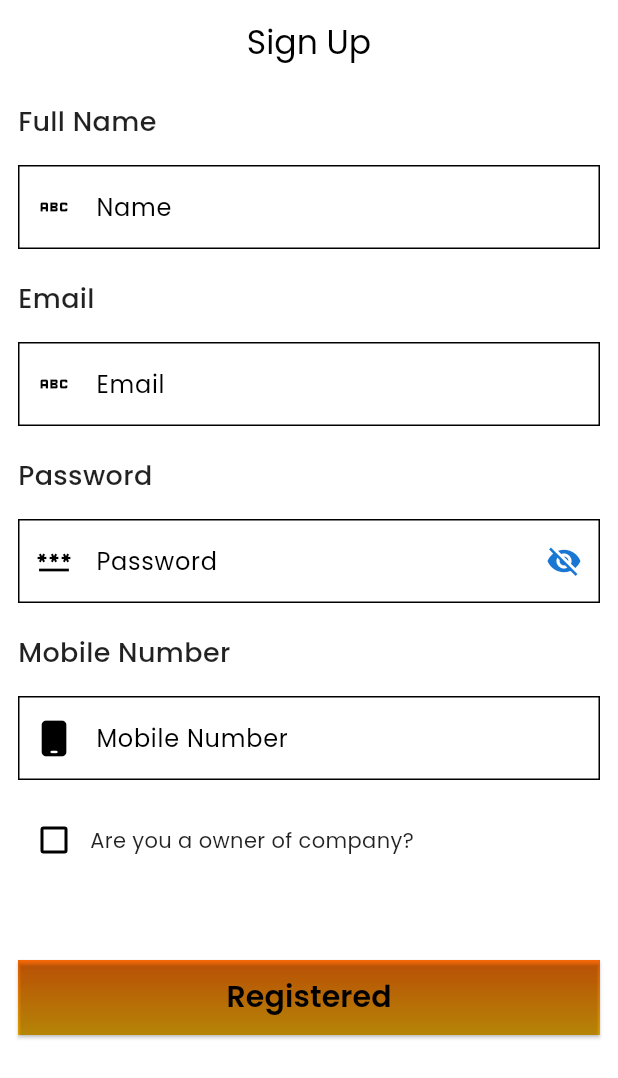
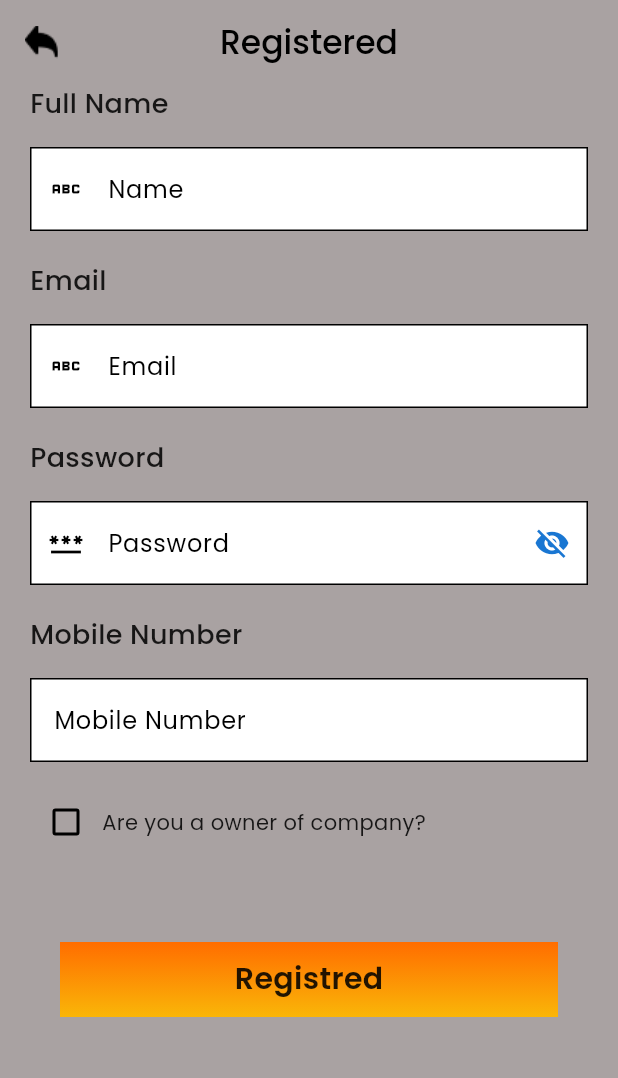
Before and after one commit to shakhawat-khan/order_management_system, a Flutter app: the SignUp screen opened by its route, on a phone screen of 412 x 824 dp. Shown: the top 1078 px of the screen. Run offline on Flutter 3.47's test engine with Material 2 defaults, Android fonts, the phone set to English and light mode, and no system bars; our stand-ins replace firebase_auth, firebase_core, firebase_database, flutter_riverpod, font_awesome_flutter, go_router and 3 more; accounts and stored records are empty.

Commit message:
Second  commit from noor

```diff
--- a/lib/src/app.dart
+++ b/lib/src/app.dart
@@ -14,6 +14,7 @@ class MyApp extends StatelessWidget {
       debugShowCheckedModeBanner: false,
       title: 'Flutter Demo',
       theme: lightTheme,
+
     );
   }
 }
--- a/lib/src/modules/sign_up/view/sign_up.dart
+++ b/lib/src/modules/sign_up/view/sign_up.dart
@@ -1,10 +1,12 @@
 import 'package:flutter/material.dart';
 import 'package:flutter_riverpod/flutter_riverpod.dart';
 import 'package:go_router/go_router.dart';
+import 'package:google_fonts/google_fonts.dart';
 import 'package:order_management_system/src/extensions/extensions.dart';
 import 'package:order_management_system/src/modules/sign_up/provider/fucntions.dart';
 import 'package:order_management_system/src/modules/sign_up/provider/providers.dart';
 import 'package:order_management_system/src/routing/app_route.dart';
+import 'package:order_management_system/src/utils/app_colors.dart';
 
 import '../../../components/logo_ekopii.dart';
 import '../../../constants/app_sizes.dart';
@@ -20,13 +22,18 @@ class SignUp extends ConsumerWidget {
   Widget build(BuildContext context, WidgetRef ref) {
     final passwordVisible = ref.watch(passwordProvider);
     return Scaffold(
+      backgroundColor:AppColors.primaryColor,
       appBar: AppBar(
-        automaticallyImplyLeading: false,
+        backgroundColor: AppColors.primaryColor,
         centerTitle: true,
-        title: const Text('Sign Up'),
+        leading: Image.asset("assets/back.png"),
+        title: Text(
+          'Registered',
+          style:  GoogleFonts.poppins(fontSize: 22, fontWeight: FontWeight.w500),
+        ),
       ),
-      body: Padding(
-        padding: const EdgeInsets.all(12.0),
+      body: Container(
+        margin: EdgeInsets.only(left: 20,right: 20),
         child: Form(
           key: formKeySignup,
           child: ListView(
@@ -56,6 +63,8 @@ class SignUp extends ConsumerWidget {
                 },
                 controller: ref.watch(textControllerProvider('signup_name')),
                 decoration: const InputDecoration(
+                  filled: true,
+                    fillColor: Colors.white,
                     prefixIcon: Icon(Icons.abc),
                     hintText: 'Enter your full Name',
                     labelText: 'Name'),
@@ -79,6 +88,8 @@ class SignUp extends ConsumerWidget {
                 },
                 keyboardType: TextInputType.emailAddress,
                 decoration: const InputDecoration(
+                    filled: true,
+                    fillColor: Colors.white,
                     hintText: 'Enter your Email',
                     prefixIcon: Icon(Icons.abc),
                     labelText: 'Email'),
@@ -103,6 +114,8 @@ class SignUp extends ConsumerWidget {
                 },
                 obscureText: passwordVisible,
                 decoration: InputDecoration(
+                  filled: true,
+                  fillColor: Colors.white,
                   suffixIcon: IconButton(
                     icon: Icon(
                       passwordVisible ? Icons.visibility_off : Icons.visibility,
@@ -141,7 +154,8 @@ class SignUp extends ConsumerWidget {
                 keyboardType: TextInputType.number,
                 controller: ref.watch(textControllerProvider('signup_mobile')),
                 decoration: const InputDecoration(
-                  prefixIcon: Icon(FontAwesomeIcons.mobile),
+                  filled: true,
+                  fillColor: Colors.white,
                   hintText: 'Enter your Mobile Number',
                   labelText: 'Mobile Number',
                 ),
@@ -189,6 +203,8 @@ class SignUp extends ConsumerWidget {
                       controller:
                           ref.watch(textControllerProvider('signup_ownerName')),
                       decoration: const InputDecoration(
+                        filled: true,
+                        fillColor: Colors.white,
                         prefixIcon: Icon(Icons.abc),
                         hintText: 'Owner Name',
                         labelText: 'Owner Name',
@@ -217,6 +233,8 @@ class SignUp extends ConsumerWidget {
                       controller: ref
                           .watch(textControllerProvider('signup_designation')),
                       decoration: const InputDecoration(
+                        filled: true,
+                        fillColor: Colors.white,
                         prefixIcon: Icon(Icons.abc),
                         hintText: 'Designation',
                         labelText: 'Designation',
@@ -227,47 +245,19 @@ class SignUp extends ConsumerWidget {
               ),
 
               gapH48,
-              Row(
-                mainAxisAlignment: MainAxisAlignment.center,
-                children: [
-                  Flexible(
-                    child: SizedBox(
-                      height: 50,
-                      width: MediaQuery.of(context).size.width,
-                      child: DecoratedBox(
-                        decoration:
-                            BoxDecoration(gradient: kGradientColorOrange),
-                        child: ElevatedButton(
-                          style: ElevatedButton.styleFrom(
-                              backgroundColor: Colors.transparent),
-                          onPressed: () {
-                            if (formKeySignup.currentState!.validate()) {
-                              signUptoFirebase(
-                                  ref.watch(
-                                      textControllerProvider('signup_email')),
-                                  ref.watch(textControllerProvider(
-                                      'signup_password')),
-                                  context,
-                                  ref);
-                            } else {
-                              ScaffoldMessenger.of(context).showSnackBar(
-                                const SnackBar(
-                                  content:
-                                      Text('Please Enter Valid Information'),
-                                ),
-                              );
-                            }
-                          },
-                          child: Text(
-                            'Registered',
-                            style: kTextStyleButtonText(Colors.black),
-                          ),
-                        ),
-                      ),
-                    ),
-                  ),
-                ],
+              Container(
+                width: MediaQuery.of(context).size.width,
+                margin: EdgeInsets.only(left: 20,right: 20),
+                height: 50,
+                decoration: BoxDecoration(
+                  gradient: kGradientColorOrange,
+
+                ),
+
+                child: Center(child: Text("Registred",style: GoogleFonts.poppins(fontSize: 20, fontWeight: FontWeight.w600),)),
               ),
+
+              gapH48,
             ],
           ),
         ),
--- a/lib/src/themes/light_theme/light_theme.dart
+++ b/lib/src/themes/light_theme/light_theme.dart
@@ -1,10 +1,12 @@
 import 'package:flutter/material.dart';
 import 'package:google_fonts/google_fonts.dart';
 import 'package:order_management_system/src/themes/themes.dart';
+import 'package:order_management_system/src/utils/app_colors.dart';
 
 ThemeData get lightTheme => ThemeData(
     textTheme: GoogleFonts.poppinsTextTheme(),
     primarySwatch: Colors.blue,
+    primaryColor: AppColors.primaryColor,
     colorScheme:
         ColorScheme.light(primary: Colors.blue, secondary: Colors.blueAccent),
     useMaterial3: true,
--- /dev/null
+++ b/lib/src/utils/app_colors.dart
@@ -0,0 +1,10 @@
+
+import 'dart:ui';
+class AppColors {
+  static var appBackgroundColor = Color(0xffA9A2A2);
+  static var inputBorderColor = Color(0xff354CD8);
+  static var primaryColor = Color(0xffA9A2A2);
+  static var buttonGradientColor1 = Color(0xffFF6D00);
+  static var buttonGradientColor2 = Color(0xffFAB608);
+
+}
--- a/lib/src/utils/font_style.dart
+++ b/lib/src/utils/font_style.dart
@@ -1,5 +1,6 @@
 import 'package:flutter/material.dart';
 import 'package:google_fonts/google_fonts.dart';
+import 'package:order_management_system/src/utils/app_colors.dart';
 
 final kTextStyleLato = GoogleFonts.lato(
   fontSize: 24,
@@ -35,5 +36,5 @@ final kGradientColorBlue = LinearGradient(
 final kGradientColorOrange = LinearGradient(
   begin: Alignment(0, -1),
   end: Alignment(0, 1),
-  colors: [Color.fromRGBO(255, 108, 8, 1), Color.fromRGBO(250, 182, 8, 1)],
+  colors: [AppColors.buttonGradientColor1, AppColors.buttonGradientColor2],
 );
--- a/pubspec.yaml
+++ b/pubspec.yaml
@@ -76,7 +76,7 @@ flutter:
 
   # To add assets to your application, add an assets section, like this:
   assets:
-    - assets/ekopii.png
+    - assets/
 
   # An image asset can refer to one or more resolution-specific "variants", see
   # https://flutter.dev/assets-and-images/#resolution-aware
```
Also changed, not shown: lib/src/modules/log_in/view/log_in.dart (+23 -13 lines), assets/back.png (added).
